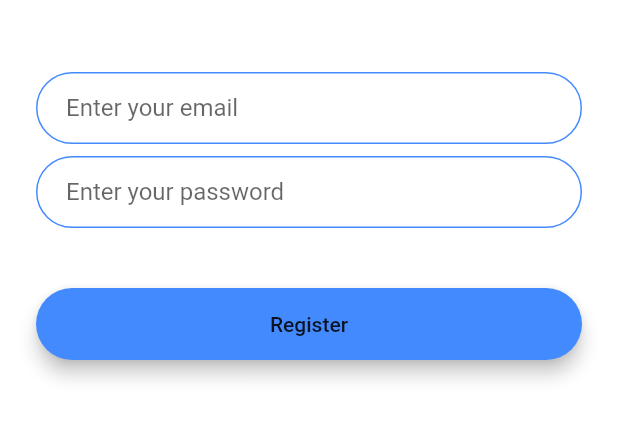
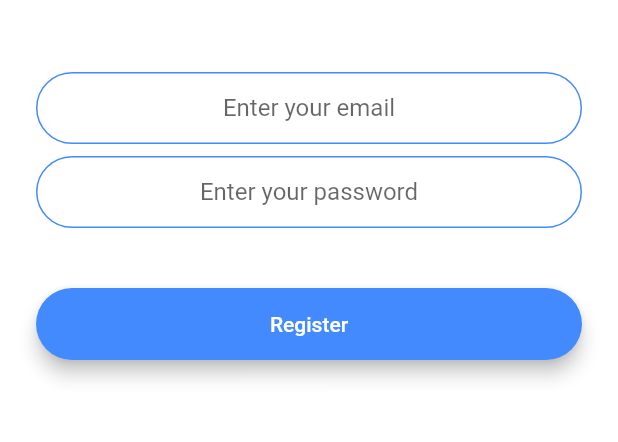
Before and after one commit to mattydeprecate/flutter-playground, a Flutter app: the RegistrationScreen screen opened by its route, after a tap on "Register", on a phone screen of 412 x 824 dp, the part 576-1018 px from its top. Run offline on Flutter 3.47's test engine with Material 2 defaults, Android fonts, the light colour scheme and no system bars; our stand-ins replace animated_text_kit, audioplayers, firebase_auth, flutter_spinkit, font_awesome_flutter, rflutter_alert; accounts and stored records are empty.

Commit message:
add firebase to chat project

```diff
--- a/lib/flash_chat/components/rounded_button.dart
+++ b/lib/flash_chat/components/rounded_button.dart
@@ -21,6 +21,9 @@ class RoundedButton extends StatelessWidget {
           height: 42.0,
           child: Text(
             title,
+            style: TextStyle(
+              color: Colors.white,
+            ),
           ),
         ),
       ),
--- a/lib/flash_chat/constants.dart
+++ b/lib/flash_chat/constants.dart
@@ -17,3 +17,19 @@ const kMessageContainerDecoration = BoxDecoration(
     top: BorderSide(color: Colors.lightBlueAccent, width: 2.0),
   ),
 );
+
+const kTextFieldDecoration = InputDecoration(
+  hintText: 'Enter a value',
+  contentPadding: EdgeInsets.symmetric(vertical: 10.0, horizontal: 20.0),
+  border: OutlineInputBorder(
+    borderRadius: BorderRadius.all(Radius.circular(32.0)),
+  ),
+  enabledBorder: OutlineInputBorder(
+    borderSide: BorderSide(color: Colors.blueAccent, width: 1.0),
+    borderRadius: BorderRadius.all(Radius.circular(32.0)),
+  ),
+  focusedBorder: OutlineInputBorder(
+    borderSide: BorderSide(color: Colors.blueAccent, width: 2.0),
+    borderRadius: BorderRadius.all(Radius.circular(32.0)),
+  ),
+);
--- a/lib/flash_chat/screens/registration_screen.dart
+++ b/lib/flash_chat/screens/registration_screen.dart
@@ -1,5 +1,8 @@
+import 'package:firebase_auth/firebase_auth.dart';
 import 'package:flutter/material.dart';
 import 'package:flutter_playground/flash_chat/components/rounded_button.dart';
+import 'package:flutter_playground/flash_chat/constants.dart';
+import 'package:flutter_playground/flash_chat/screens/chat_screen.dart';
 
 class RegistrationScreen extends StatefulWidget {
   static const String id = "registration_screen";
@@ -9,6 +12,10 @@ class RegistrationScreen extends StatefulWidget {
 }
 
 class _RegistrationScreenState extends State<RegistrationScreen> {
+  final _auth = FirebaseAuth.instance;
+  String email;
+  String password;
+
   @override
   Widget build(BuildContext context) {
     return Scaffold(
@@ -30,49 +37,25 @@ class _RegistrationScreenState extends State<RegistrationScreen> {
               height: 48.0,
             ),
             TextField(
+              keyboardType: TextInputType.emailAddress,
+              textAlign: TextAlign.center,
               onChanged: (value) {
-                //Do something with the user input.
+                email = value;
               },
-              decoration: InputDecoration(
-                hintText: 'Enter your email',
-                contentPadding:
-                    EdgeInsets.symmetric(vertical: 10.0, horizontal: 20.0),
-                border: OutlineInputBorder(
-                  borderRadius: BorderRadius.all(Radius.circular(32.0)),
-                ),
-                enabledBorder: OutlineInputBorder(
-                  borderSide: BorderSide(color: Colors.blueAccent, width: 1.0),
-                  borderRadius: BorderRadius.all(Radius.circular(32.0)),
-                ),
-                focusedBorder: OutlineInputBorder(
-                  borderSide: BorderSide(color: Colors.blueAccent, width: 2.0),
-                  borderRadius: BorderRadius.all(Radius.circular(32.0)),
-                ),
-              ),
+              decoration:
+                  kTextFieldDecoration.copyWith(hintText: "Enter your email"),
             ),
             SizedBox(
               height: 8.0,
             ),
             TextField(
+              obscureText: true,
+              textAlign: TextAlign.center,
               onChanged: (value) {
-                //Do something with the user input.
+                password = value;
               },
-              decoration: InputDecoration(
-                hintText: 'Enter your password',
-                contentPadding:
-                    EdgeInsets.symmetric(vertical: 10.0, horizontal: 20.0),
-                border: OutlineInputBorder(
-                  borderRadius: BorderRadius.all(Radius.circular(32.0)),
-                ),
-                enabledBorder: OutlineInputBorder(
-                  borderSide: BorderSide(color: Colors.blueAccent, width: 1.0),
-                  borderRadius: BorderRadius.all(Radius.circular(32.0)),
-                ),
-                focusedBorder: OutlineInputBorder(
-                  borderSide: BorderSide(color: Colors.blueAccent, width: 2.0),
-                  borderRadius: BorderRadius.all(Radius.circular(32.0)),
-                ),
-              ),
+              decoration: kTextFieldDecoration.copyWith(
+                  hintText: "Enter your password"),
             ),
             SizedBox(
               height: 24.0,
@@ -80,7 +63,19 @@ class _RegistrationScreenState extends State<RegistrationScreen> {
             RoundedButton(
               title: "Register",
               color: Colors.blueAccent,
-              onPressed: () {},
+              onPressed: () async {
+                try {
+                  final newUser = await _auth.createUserWithEmailAndPassword(
+                    email: email,
+                    password: password,
+                  );
+                  if (newUser != null) {
+                    Navigator.pushNamed(context, ChatScreen.id);
+                  }
+                } catch (e) {
+                  print(e);
+                }
+              },
             )
           ],
         ),
--- a/pubspec.yaml
+++ b/pubspec.yaml
@@ -18,6 +18,9 @@ dependencies:
   http: ^0.12.2
   flutter_spinkit: "^4.1.2+1"
   animated_text_kit: ^3.1.0
+  firebase_core: ^0.5.3
+  firebase_auth: ^0.18.4+1
+  cloud_firestore: ^0.14.4
 
 dev_dependencies:
   flutter_test:
```
Also changed, not shown: lib/flash_chat/screens/chat_screen.dart (+22 -0 lines), lib/flash_chat/screens/login_screen.dart (+9 -35 lines), lib/flash_chat/screens/welcome_screen.dart (line endings or trailing spaces), pubspec.lock, 6 other files.
